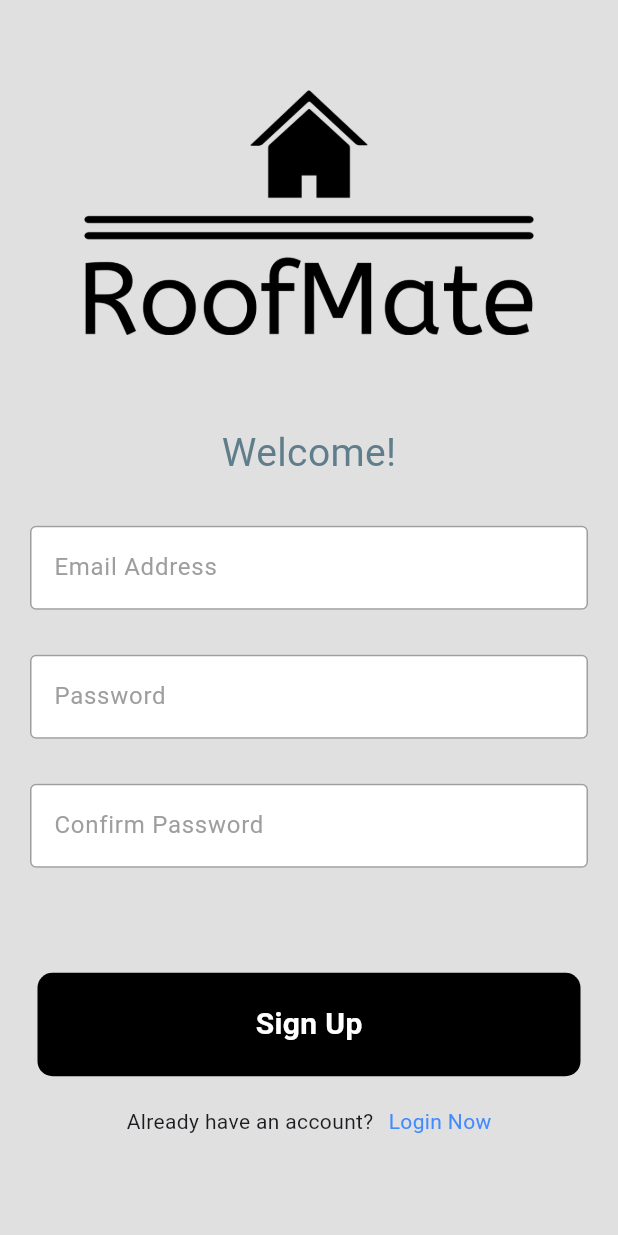
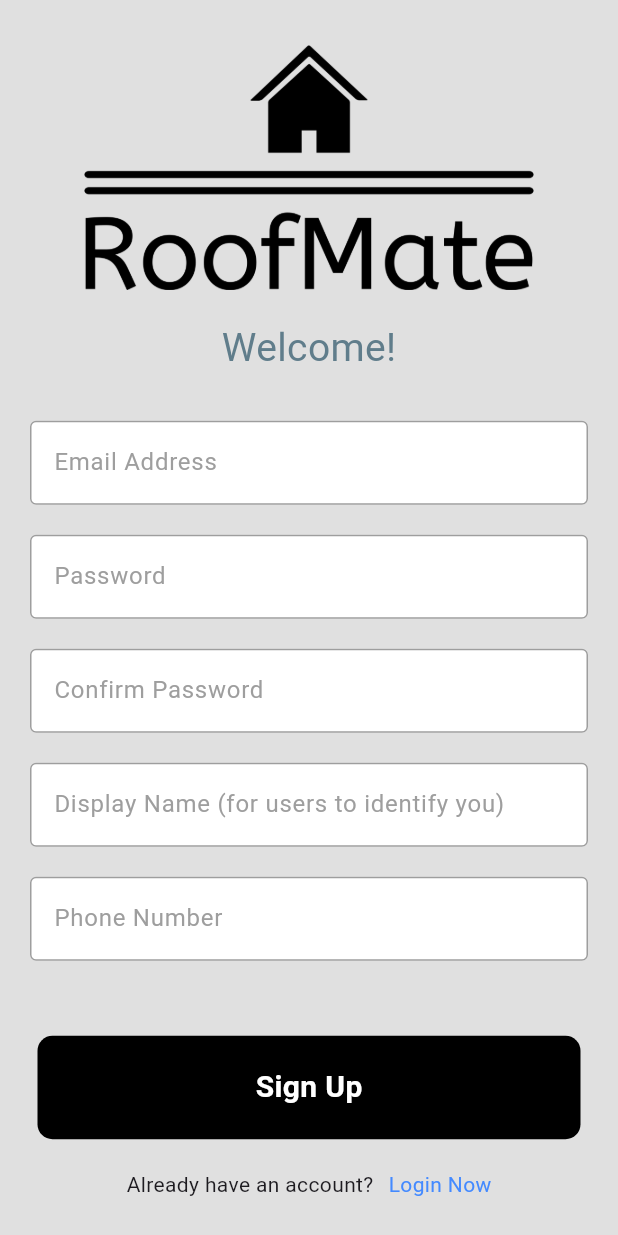
Before and after one commit to raveens9/roofmate, a Flutter app: the RegisterPage screen opened directly, after a tap on "Sign Up", on a phone screen of 412 x 824 dp. Run offline on Flutter 3.47's test engine with Material 3 defaults, Android fonts, the phone set to English and light mode, and no system bars; our stand-ins replace cloud_firestore, dash_chat_2, firebase_auth, firebase_core, firebase_storage, get_it and 2 more; accounts and stored records are empty; network calls fail.

Commit message:
UI fixes

```diff
--- a/lib/pages/AddListingPage.dart
+++ b/lib/pages/AddListingPage.dart
@@ -24,7 +24,6 @@ class _AddListingState extends State<AddListing> {
   final locationsCollection = FirebaseFirestore.instance.collection('Locations');
   final ImagePicker _picker = ImagePicker();
 
-  // Function to pick an image from the gallery
   Future<void> _pickImage() async {
     final pickedFile = await _picker.pickImage(source: ImageSource.gallery);
 
--- a/lib/pages/register_page.dart
+++ b/lib/pages/register_page.dart
@@ -17,6 +17,8 @@ class _RegisterPageState extends State<RegisterPage> {
   final usernameController = TextEditingController();
   final passwordController = TextEditingController();
   final confirmPasswordController = TextEditingController();
+  final phoneNumberController = TextEditingController();
+  final displayNameController = TextEditingController();
 
   void wrongEmailMessage(){
     showDialog(
@@ -60,8 +62,9 @@ class _RegisterPageState extends State<RegisterPage> {
             .collection('Users')
             .doc(userCredential.user?.email)
             .set({
-          'username': usernameController.text.split('@')[0],
-          'bio':'Tell us about yourself'
+          'username': displayNameController.text,
+          'bio':'Tell us about yourself',
+          'phoneNo':phoneNumberController.text
         });
       }
       else
@@ -85,8 +88,6 @@ class _RegisterPageState extends State<RegisterPage> {
     }
   }
 
-
-
   @override
   Widget build(BuildContext context) {
     return Scaffold(
@@ -95,10 +96,10 @@ class _RegisterPageState extends State<RegisterPage> {
         child: SingleChildScrollView(
           child: Column(
             children: [
-              SizedBox(height: 60,),
+              SizedBox(height: 30,),
               Image(image: AssetImage('assets/logo.png'),width: 300,),
 
-              const SizedBox(height: 60),
+              const SizedBox(height: 20),
 
               Text(
                 'Welcome!',
@@ -114,14 +115,14 @@ class _RegisterPageState extends State<RegisterPage> {
                 controller: usernameController, hintText: 'Email Address', obscureText: false,
               ),
 
-              SizedBox(height: 30),
+              SizedBox(height: 20),
 
               MyTextField(
                 controller: passwordController,
                 hintText: 'Password',
                 obscureText: true,
               ),
-              SizedBox(height: 30),
+              SizedBox(height: 20),
 
               MyTextField(
                 controller: confirmPasswordController,
@@ -129,8 +130,23 @@ class _RegisterPageState extends State<RegisterPage> {
                 obscureText: true,
               ),
 
-              const SizedBox(height: 70,),
+              SizedBox(height: 20),
 
+              MyTextField(
+                controller: displayNameController,
+                hintText: 'Display Name (for users to identify you)',
+                obscureText: false,
+              ),
+
+              SizedBox(height: 20),
+
+              MyTextField(
+                controller: phoneNumberController,
+                hintText: 'Phone Number',
+                obscureText: false,
+              ),
+
+              const SizedBox(height: 50,),
 
               MyButton(
                 onTap: signUserUp,
```
Also changed, not shown: lib/pages/payment_handler.dart (+10 -1 lines), lib/pages/profilePage.dart (+16 -8 lines).
